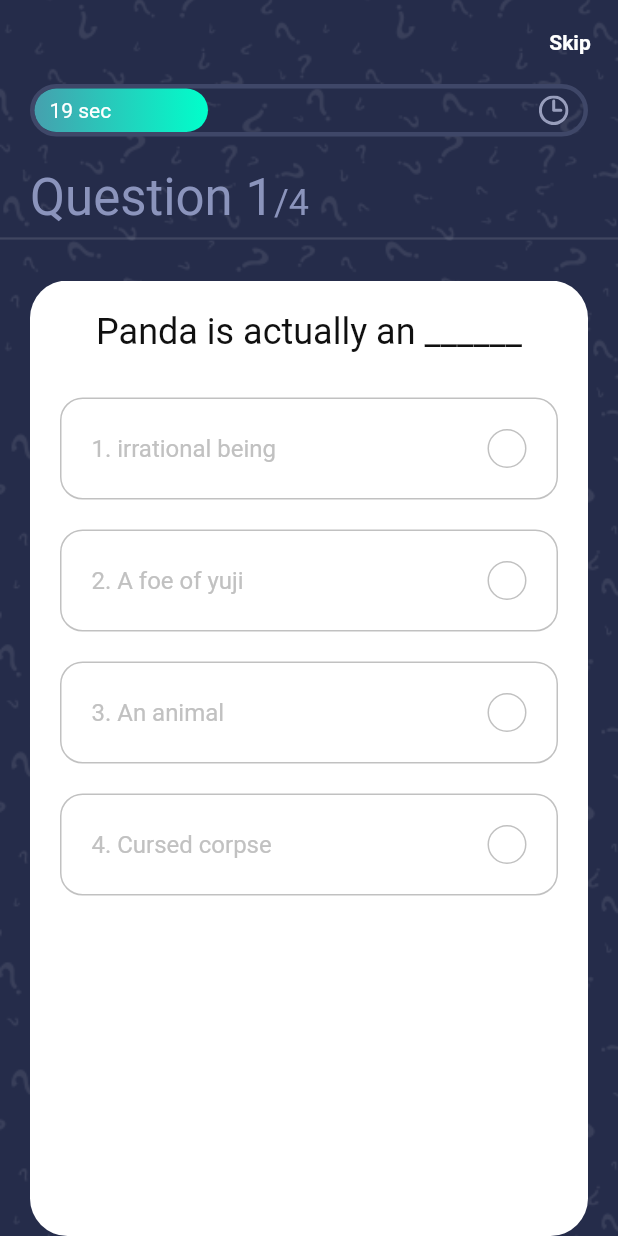
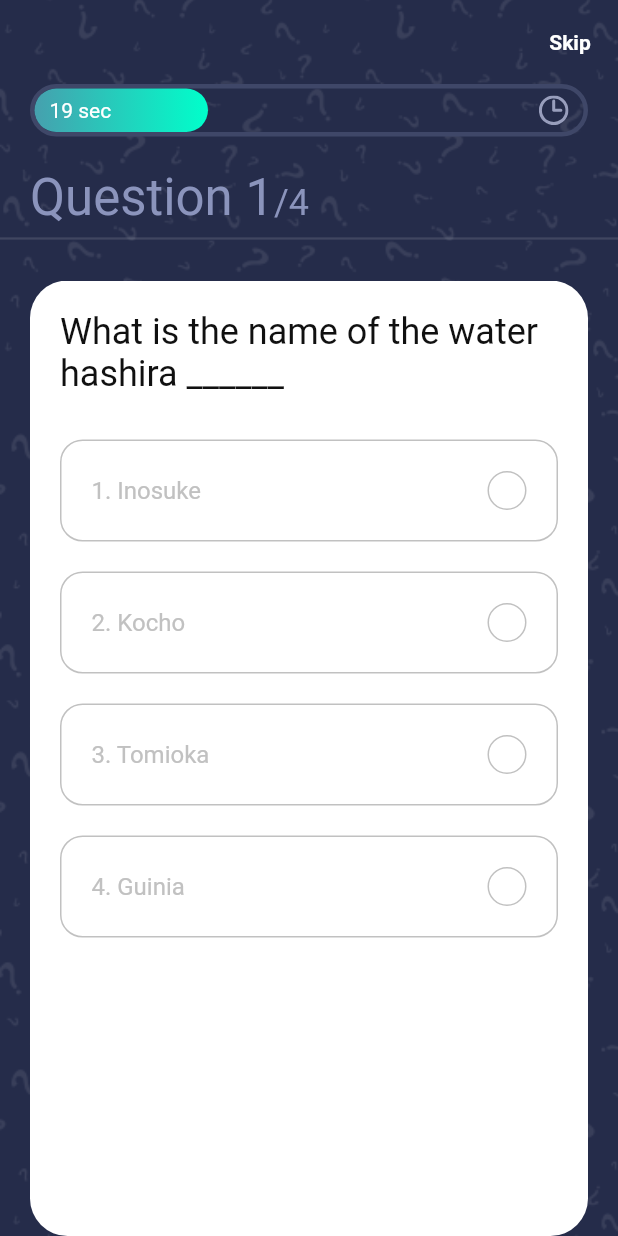
Before and after one commit to AhmedEnnaime/QuizAnime, a Flutter app: the HomePage screen opened by its route, after a tap on "Start Quiz", on a phone screen of 412 x 824 dp. Run offline on Flutter 3.47's test engine with Material 2 defaults, Android fonts, the phone set to English and light mode, and no system bars; our stand-ins replace get, websafe_svg.

Commit message:
feat: :art: added more questions and trying to fix a bug

```diff
--- a/lib/controllers/questionController.dart
+++ b/lib/controllers/questionController.dart
@@ -115,6 +115,13 @@ class QuestionController extends GetxController
             options: question['options'],
             answer: question['answer_index'])).toList();
         break;
+      case 'Naruto':
+        _questions = Naruto.map((question) => Question(
+            id: question['id'],
+            question: question['question'],
+            options: question['options'],
+            answer: question['answer_index'])).toList();
+        break;
       // Add more cases for other animes
     }
 
--- a/lib/questions_options.dart
+++ b/lib/questions_options.dart
@@ -66,37 +66,58 @@ const List JJK = [
 const List Kimetsu = [
   {
     "id": 1,
-    "question": "Panda is actually an ______",
-    "options": [
-      'irrational being',
-      'A foe of yuji',
-      'An animal',
-      'Cursed corpse'
-    ],
-    "answer_index": 4,
+    "question": "What is the name of the water hashira ______",
+    "options": ['Inosuke', 'Kocho', 'Tomioka', 'Guinia'],
+    "answer_index": 2,
   },
   {
     "id": 2,
-    "question": "Yuji swallowed the finger to save ______",
-    "options": ['Megumi', 'Nobara', 'Kiyotaka', 'Masamichi'],
+    "question": "Who's the demon that killed tanjiro's family ______",
+    "options": ['Akaza', 'Muzan', 'Doma', 'Rui'],
     "answer_index": 1,
   },
   {
     "id": 3,
-    "question":
-        "The story of the anime revolves around the energy named _______.",
-    "options": [
-      'Cursed Energy',
-      'Emersed energy',
-      'Magical energy',
-      'Heat energy'
-    ],
-    "answer_index": 4,
+    "question": "How many brothers and sisters tanjiro has _______.",
+    "options": ['5', '6', '3', '4'],
+    "answer_index": 3,
   },
   {
     "id": 4,
-    "question": "Can normal humans control Cursed energy in them? ________",
-    "options": ['Yes', 'No', 'Not sure', 'Probably'],
+    "question": "How many hashira there are in the anime ________",
+    "options": ['9', '6', '7', '8'],
+    "answer_index": 0,
+  },
+];
+
+const List Naruto = [
+  {
+    "id": 1,
+    "question": "Who's the partner of Uchiha itachi in akatsuki ______",
+    "options": ['Deidara', 'Sasori', 'Orochimaru', 'Kisame'],
+    "answer_index": 3,
+  },
+  {
+    "id": 2,
+    "question": "Who became Chunin after the attack on konoha ______",
+    "options": ['Naruto', 'Shikamaru', 'Sasuke', 'Rock Lee'],
     "answer_index": 1,
   },
+  {
+    "id": 3,
+    "question": "How many time Naruto passed training with Jiraya _______.",
+    "options": ['1 year', '2 years', '1 year and half', '2 years and half'],
+    "answer_index": 3,
+  },
+  {
+    "id": 4,
+    "question": "What was the role of uchicha family in konoha ________",
+    "options": [
+      'Political relationships',
+      'Village protection',
+      'Police of the village',
+      'Anbu'
+    ],
+    "answer_index": 2,
+  },
 ];
```
